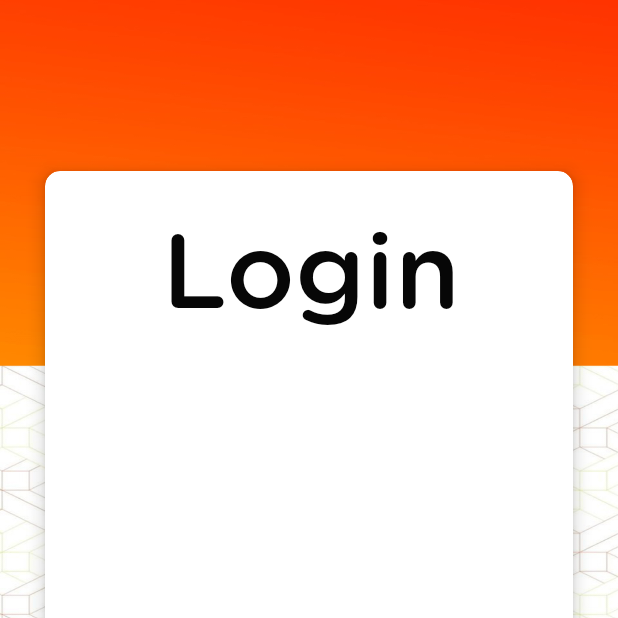
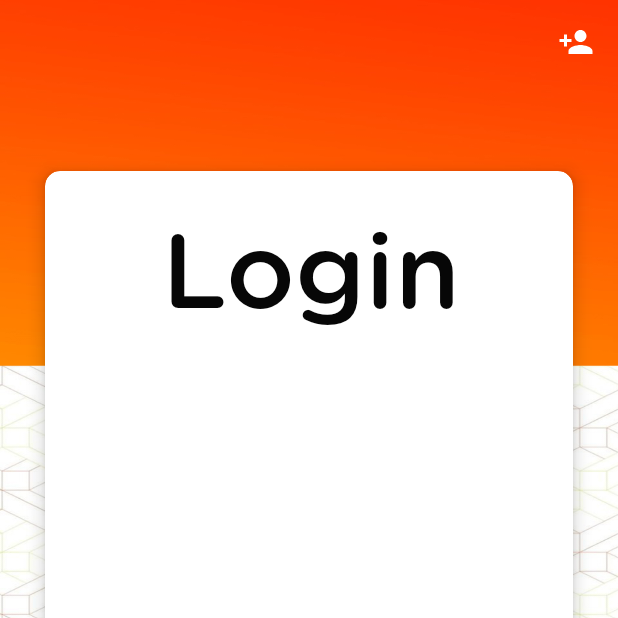
Before and after one commit to arifahmadalfian/tugas_akhir, an Android app: the LoginActivity screen opened directly, with no data from a screen before it, on a phone screen of 412 x 824 dp, the top half of it. Run offline under Robolectric (Android 15) with nearby library versions, the phone set to English and light mode, and no system bars; our stand-ins replace Firebase (no records; nobody signed in at launch, a user with empty details on screens opened directly); Roboto replaces fonts that are not available here.

Commit message:
version 1.0 Migrasi Database menggunakan Firebase Membuat activity register

```diff
--- a/app/build.gradle
+++ b/app/build.gradle
@@ -80,8 +80,9 @@ dependencies {
     implementation 'com.google.android.gms:play-services-maps:17.0.0'
 
     //firebase
-    implementation 'com.google.firebase:firebase-analytics:17.4.4'
-    implementation 'com.google.firebase:firebase-auth:19.3.2'
+    implementation 'com.google.firebase:firebase-analytics:18.0.0'
+    implementation 'com.google.firebase:firebase-auth:20.0.1'
+    implementation 'com.google.firebase:firebase-core:18.0.0'
 
 
 }
--- a/app/src/main/java/com/arifahmadalfian/rdsmapbox/LoginActivity.kt
+++ b/app/src/main/java/com/arifahmadalfian/rdsmapbox/LoginActivity.kt
@@ -3,23 +3,14 @@ package com.arifahmadalfian.rdsmapbox
 import android.app.ProgressDialog
 import android.content.Intent
 import android.os.Bundle
-import android.view.View
 import androidx.appcompat.app.AppCompatActivity
-import android.widget.Button
-import android.widget.EditText
-import android.widget.TextView
 import android.widget.Toast
-import com.arifahmadalfian.rdsmapbox.database.Database
 import com.google.firebase.auth.FirebaseAuth
-import kotlinx.android.synthetic.main.activity_about.view.*
 import kotlinx.android.synthetic.main.activity_login.*
-import java.util.*
 
 class LoginActivity : AppCompatActivity(){
 
     private val firebase = FirebaseAuth.getInstance()
-    @Suppress("DEPRECATION")
-    var progresDialog: ProgressDialog? = null
 
     override fun onCreate(savedInstanceState: Bundle?) {
         super.onCreate(savedInstanceState)
@@ -34,25 +25,14 @@ class LoginActivity : AppCompatActivity(){
                 password.isEmpty() -> et_login_password.error = "Password tidak boleh kosong"
                 else -> loginToFirebase()
             }
-            //loading di jalankan
-            //toProgresDialog()
 
-            //loading di hentikan
-           // progresDialog?.dismiss()
+        }
+
+        btn_login_to_register.setOnClickListener {
+            val intent = Intent(this@LoginActivity, RegisterActivity::class.java)
+            startActivity(intent)
         }
     }
-/*
-    private fun toProgresDialog() {
-        @Suppress("DEPRECATION")
-        progresDialog = ProgressDialog(this)
-        progresDialog?.show()
-        progresDialog?.setContentView(R.layout.progres_dialog)
-        progresDialog?.window?.setBackgroundDrawableResource(
-            android.R.color.transparent
-        )
-    }
-
- */
 
     private fun loginToFirebase() {
 
@@ -72,5 +52,4 @@ class LoginActivity : AppCompatActivity(){
             }
     }
 
-
 }
--- /dev/null
+++ b/app/src/main/res/drawable/ic_baseline_person_add_24.xml
@@ -0,0 +1,5 @@
+<vector android:height="24dp" android:tint="#FFFFFF"
+    android:viewportHeight="24" android:viewportWidth="24"
+    android:width="24dp" xmlns:android="http://schemas.android.com/apk/res/android">
+    <path android:fillColor="@android:color/white" android:pathData="M15,12c2.21,0 4,-1.79 4,-4s-1.79,-4 -4,-4 -4,1.79 -4,4 1.79,4 4,4zM6,10L6,7L4,7v3L1,10v2h3v3h2v-3h3v-2L6,10zM15,14c-2.67,0 -8,1.34 -8,4v2h16v-2c0,-2.66 -5.33,-4 -8,-4z"/>
+</vector>
--- a/app/src/main/res/layout/activity_login.xml
+++ b/app/src/main/res/layout/activity_login.xml
@@ -21,6 +21,16 @@
             tools:ignore="ContentDescription" />
 
     </FrameLayout>
+
+    <ImageView
+        android:id="@+id/btn_login_to_register"
+        android:layout_width="wrap_content"
+        android:layout_height="wrap_content"
+        android:layout_marginTop="16dp"
+        android:layout_marginEnd="16dp"
+        android:src="@drawable/ic_baseline_person_add_24"
+        app:layout_constraintEnd_toEndOf="parent"
+        app:layout_constraintTop_toTopOf="parent" />
 
     <androidx.cardview.widget.CardView
         android:layout_width="0dp"
--- a/build.gradle
+++ b/build.gradle
@@ -12,7 +12,7 @@ buildscript {
         classpath 'com.android.tools.build:gradle:4.1.0'
         classpath "org.jetbrains.kotlin:kotlin-gradle-plugin:$kotlin_version"
 
-        classpath 'com.google.gms:google-services:4.3.3'
+        classpath 'com.google.gms:google-services:4.3.4'
         // NOTE: Do not place your application dependencies here; they belong
         // in the individual module build.gradle files
     }
```
Also changed, not shown: app/src/main/AndroidManifest.xml (+9 -5 lines), app/src/main/java/com/arifahmadalfian/rdsmapbox/RegisterActivity.kt (added, +12 -0 lines), app/src/main/res/layout/activity_register.xml (added, +9 -0 lines).
